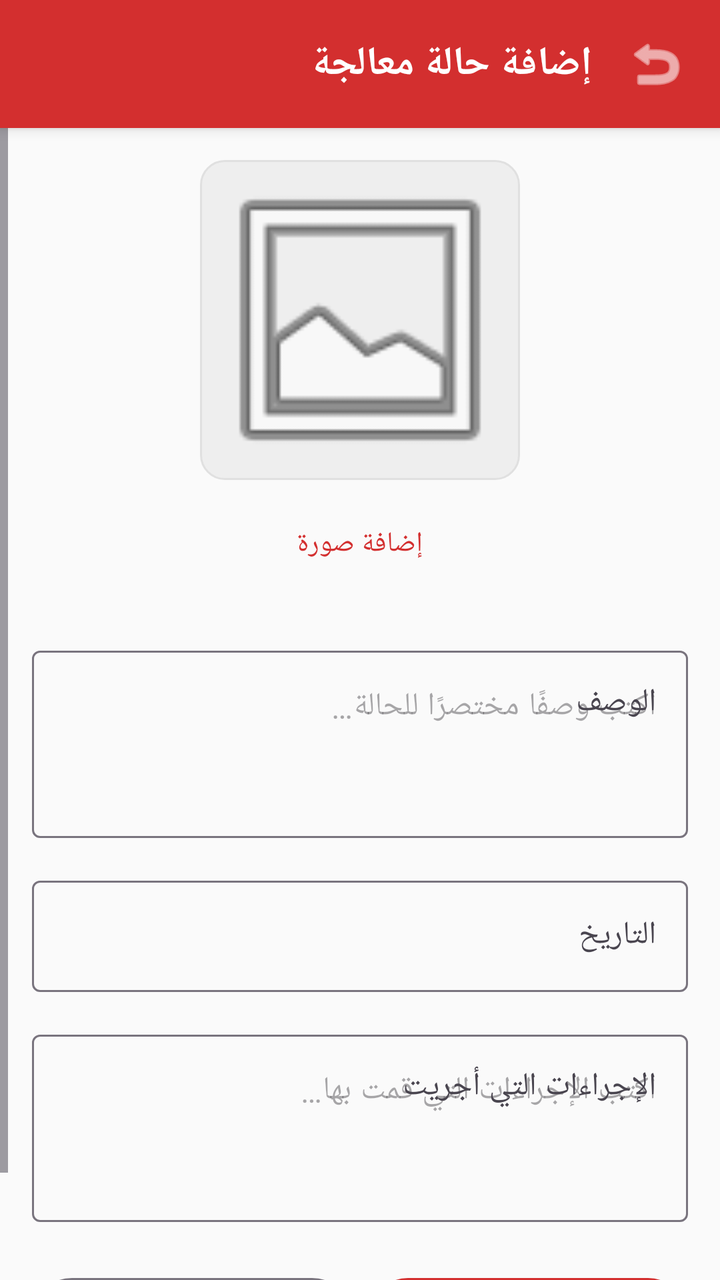
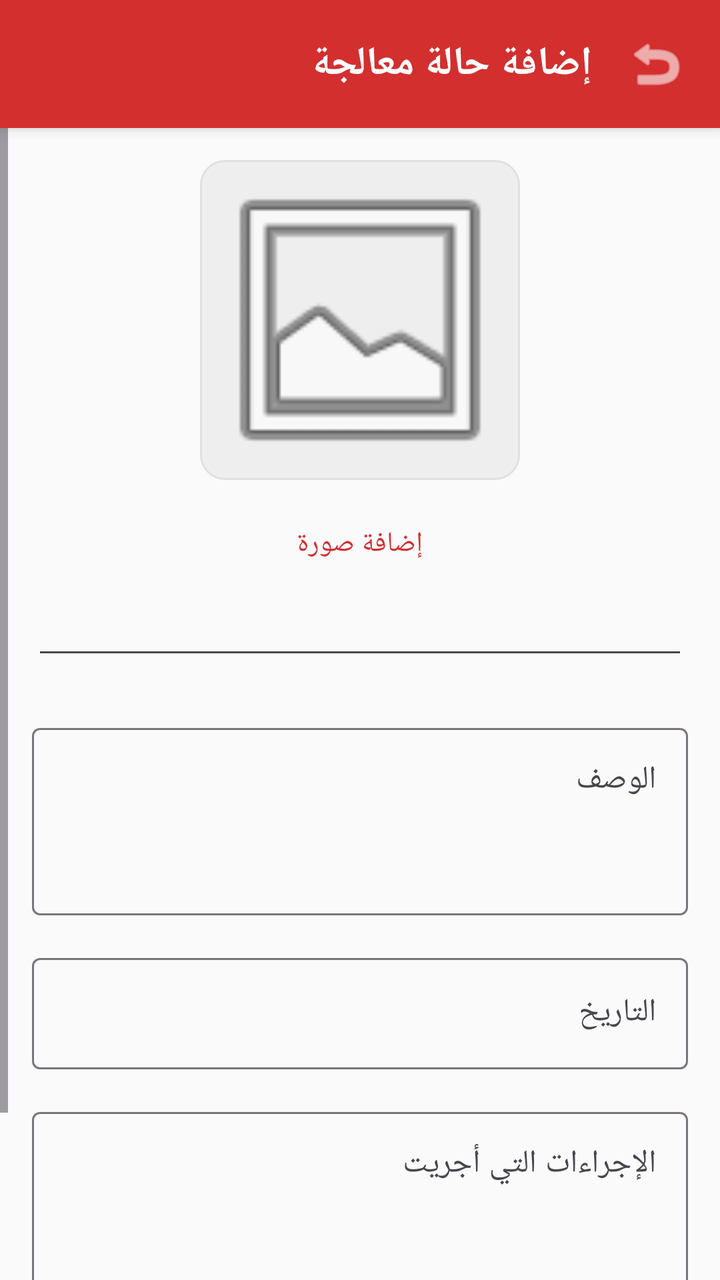

Compare the two renders of this Android layout. The source of the first and the diff that turns it into the second are given below.
<!-- AndroidManifest.xml: application theme Theme.FirstAidHero -->
<!-- res/layout/activity_add_treated_case.xml -->
<?xml version="1.0" encoding="utf-8"?>
<LinearLayout xmlns:android="http://schemas.android.com/apk/res/android"
    xmlns:app="http://schemas.android.com/apk/res-auto"
    android:layout_width="match_parent"
    android:layout_height="match_parent"
    android:orientation="vertical"
    android:background="@color/background">

    
    <LinearLayout
        android:layout_width="match_parent"
        android:layout_height="wrap_content"
        android:orientation="horizontal"
        android:background="@color/primary"
        android:padding="@dimen/spacing_m"
        android:gravity="center_vertical"
        android:elevation="4dp">

        <ImageView
            android:id="@+id/btnBack"
            android:layout_width="32dp"
            android:layout_height="32dp"
            android:src="@android:drawable/ic_menu_revert"
            app:tint="@color/white"
            android:background="?android:attr/selectableItemBackgroundBorderless" />

        <TextView
            android:id="@+id/tvTitle"
            android:layout_width="wrap_content"
            android:layout_height="wrap_content"
            android:layout_marginStart="@dimen/spacing_m"
            android:text="@string/add_treated_title"
            android:textColor="@color/white"
            android:textSize="20sp"
            android:textStyle="bold" />

    </LinearLayout>

    
    <ScrollView
        android:layout_width="match_parent"
        android:layout_height="0dp"
        android:layout_weight="1"
        android:fillViewport="true">

        <LinearLayout
            android:layout_width="match_parent"
            android:layout_height="wrap_content"
            android:orientation="vertical"
            android:padding="@dimen/spacing_m">

            
            <LinearLayout
                android:layout_width="match_parent"
                android:layout_height="wrap_content"
                android:orientation="vertical"
                android:gravity="center">

                <ImageView
                    android:id="@+id/ivPhoto"
                    android:layout_width="160dp"
                    android:layout_height="160dp"
                    android:scaleType="centerCrop"
                    android:background="@drawable/image_placeholder"
                    android:src="@android:drawable/ic_menu_gallery"
                    android:contentDescription="@string/add_image" />

                <com.google.android.material.button.MaterialButton
                    android:id="@+id/btnPickPhoto"
                    style="@style/Widget.Material3.Button.TextButton"
                    android:layout_width="wrap_content"
                    android:layout_height="wrap_content"
                    android:layout_marginTop="@dimen/spacing_s"
                    android:text="@string/add_image"
                    android:textColor="@color/primary" />

                <com.google.android.material.button.MaterialButton
                    android:id="@+id/btnRemovePhoto"
                    style="@style/Widget.Material3.Button.TextButton"
                    android:layout_width="wrap_content"
                    android:layout_height="wrap_content"
                    android:text="@string/remove_image"
                    android:textColor="@color/severity_critical"
                    android:visibility="gone" />

            </LinearLayout>

            
            <com.google.android.material.textfield.TextInputLayout
                android:layout_width="match_parent"
                android:layout_height="wrap_content"
                android:layout_marginTop="@dimen/spacing_l"
                android:hint="@string/description_label">

                <com.google.android.material.textfield.TextInputEditText
                    android:id="@+id/etDescription"
                    android:layout_width="match_parent"
                    android:layout_height="wrap_content"
                    android:hint="@string/description_hint"
                    android:inputType="textMultiLine"
                    android:minLines="3"
                    android:gravity="top|start" />

            </com.google.android.material.textfield.TextInputLayout>

            
            <com.google.android.material.textfield.TextInputLayout
                android:layout_width="match_parent"
                android:layout_height="wrap_content"
                android:layout_marginTop="@dimen/spacing_m"
                android:hint="@string/date_label"
                style="@style/Widget.Material3.TextInputLayout.OutlinedBox">

                <com.google.android.material.textfield.TextInputEditText
                    android:id="@+id/etDate"
                    android:layout_width="match_parent"
                    android:layout_height="wrap_content"
                    android:focusable="false"
                    android:clickable="true"
                    android:cursorVisible="false"
                    android:inputType="none" />

            </com.google.android.material.textfield.TextInputLayout>

            
            <com.google.android.material.textfield.TextInputLayout
                android:layout_width="match_parent"
                android:layout_height="wrap_content"
                android:layout_marginTop="@dimen/spacing_m"
                android:hint="@string/procedures_label">

                <com.google.android.material.textfield.TextInputEditText
                    android:id="@+id/etProcedures"
                    android:layout_width="match_parent"
                    android:layout_height="wrap_content"
                    android:hint="@string/procedures_hint"
                    android:inputType="textMultiLine"
                    android:minLines="3"
                    android:gravity="top|start" />

            </com.google.android.material.textfield.TextInputLayout>

            
            <LinearLayout
                android:layout_width="match_parent"
                android:layout_height="wrap_content"
                android:layout_marginTop="@dimen/spacing_l"
                android:orientation="horizontal">

                <com.google.android.material.button.MaterialButton
                    android:id="@+id/btnSave"
                    android:layout_width="0dp"
                    android:layout_height="wrap_content"
                    android:layout_weight="1"
                    android:text="@string/btn_save"
                    app:backgroundTint="@color/primary" />

                <com.google.android.material.button.MaterialButton
                    android:id="@+id/btnCancel"
                    style="@style/Widget.Material3.Button.OutlinedButton"
                    android:layout_width="0dp"
                    android:layout_height="wrap_content"
                    android:layout_weight="1"
                    android:layout_marginStart="@dimen/spacing_s"
                    android:text="@string/btn_cancel" />

            </LinearLayout>

        </LinearLayout>

    </ScrollView>

</LinearLayout>
<!-- resources referenced by this layout -->
<resources>
  <color name="background">#FAFAFA</color>
  <color name="primary">#D32F2F</color>
  <color name="severity_critical">#D32F2F</color>
  <color name="white">#FFFFFF</color>
  <dimen name="spacing_l">24dp</dimen>
  <dimen name="spacing_m">16dp</dimen>
  <dimen name="spacing_s">8dp</dimen>
  <!-- drawable image_placeholder (drawable) -->
  <?xml version="1.0" encoding="utf-8"?>
  <shape xmlns:android="http://schemas.android.com/apk/res/android"
      android:shape="rectangle">
      <corners android:radius="12dp" />
      <solid android:color="#EEEEEE" />
      <stroke android:width="1dp" android:color="@color/divider" />
  </shape>
  <string name="add_image">إضافة صورة</string>
  <string name="add_treated_title">إضافة حالة معالجة</string>
  <string name="btn_cancel">إلغاء</string>
  <string name="btn_save">حفظ</string>
  <string name="date_label">التاريخ</string>
  <string name="description_hint">اكتب وصفًا مختصرًا للحالة…</string>
  <string name="description_label">الوصف</string>
  <string name="procedures_hint">اكتب الإجراءات التي قمت بها…</string>
  <string name="procedures_label">الإجراءات التي أجريت</string>
  <string name="remove_image">إزالة الصورة</string>
  <style name="Theme.FirstAidHero" parent="Theme.Material3.DayNight.NoActionBar">
          <item name="colorPrimary">@color/primary</item>
          <item name="colorOnPrimary">@color/white</item>
          <item name="colorSecondary">@color/severity_medium</item>
          <item name="android:statusBarColor">@color/primary_dark</item>
  
          
          <item name="android:layoutDirection">rtl</item>
          <item name="android:textDirection">rtl</item>
      </style>
  <color name="divider">#E0E0E0</color>
  <color name="severity_medium">#F57C00</color>
  <color name="primary_dark">#B71C1C</color>
</resources>

<!-- the commit's change to res/layout/activity_add_treated_case.xml (unified diff, before → after) -->
@@ -82,25 +82,34 @@
                     android:text="@string/remove_image"
                     android:textColor="@color/severity_critical"
                     android:visibility="gone" />
+            </LinearLayout>
 
-            </LinearLayout>
+            
+            <com.google.android.material.textfield.MaterialAutoCompleteTextView
+                android:id="@+id/spinnerCaseType"
+                android:layout_width="match_parent"
+                android:layout_height="wrap_content"
+                android:inputType="none"
+                android:focusable="false"
+                android:clickable="true"
+                android:cursorVisible="false"
+                android:textSize="16sp" />
 
             
             <com.google.android.material.textfield.TextInputLayout
                 android:layout_width="match_parent"
                 android:layout_height="wrap_content"
                 android:layout_marginTop="@dimen/spacing_l"
-                android:hint="@string/description_label">
+                android:hint="@string/description_label"
+                style="@style/Widget.Material3.TextInputLayout.OutlinedBox">
 
                 <com.google.android.material.textfield.TextInputEditText
                     android:id="@+id/etDescription"
                     android:layout_width="match_parent"
                     android:layout_height="wrap_content"
-                    android:hint="@string/description_hint"
                     android:inputType="textMultiLine"
                     android:minLines="3"
                     android:gravity="top|start" />
-
             </com.google.android.material.textfield.TextInputLayout>
 
             
@@ -119,7 +128,6 @@
                     android:clickable="true"
                     android:cursorVisible="false"
                     android:inputType="none" />
-
             </com.google.android.material.textfield.TextInputLayout>
 
             
@@ -127,17 +135,16 @@
                 android:layout_width="match_parent"
                 android:layout_height="wrap_content"
                 android:layout_marginTop="@dimen/spacing_m"
-                android:hint="@string/procedures_label">
+                android:hint="@string/procedures_label"
+                style="@style/Widget.Material3.TextInputLayout.OutlinedBox">
 
                 <com.google.android.material.textfield.TextInputEditText
                     android:id="@+id/etProcedures"
                     android:layout_width="match_parent"
                     android:layout_height="wrap_content"
-                    android:hint="@string/procedures_hint"
                     android:inputType="textMultiLine"
                     android:minLines="3"
                     android:gravity="top|start" />
-
             </com.google.android.material.textfield.TextInputLayout>
 
             
<!-- resource entries referenced after the edit -->
@@ -20,9 +20,7 @@
   <string name="btn_cancel">إلغاء</string>
   <string name="btn_save">حفظ</string>
   <string name="date_label">التاريخ</string>
-  <string name="description_hint">اكتب وصفًا مختصرًا للحالة…</string>
   <string name="description_label">الوصف</string>
-  <string name="procedures_hint">اكتب الإجراءات التي قمت بها…</string>
   <string name="procedures_label">الإجراءات التي أجريت</string>
   <string name="remove_image">إزالة الصورة</string>
   <style name="Theme.FirstAidHero" parent="Theme.Material3.DayNight.NoActionBar">
